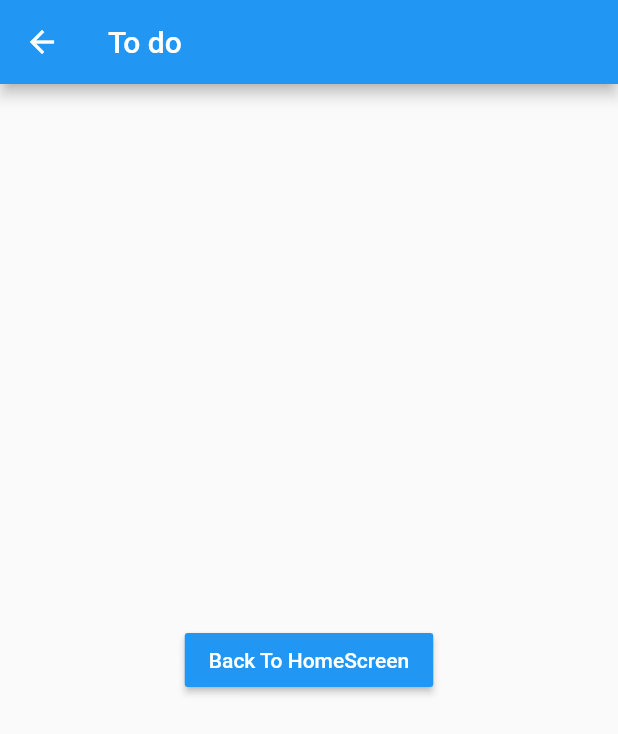
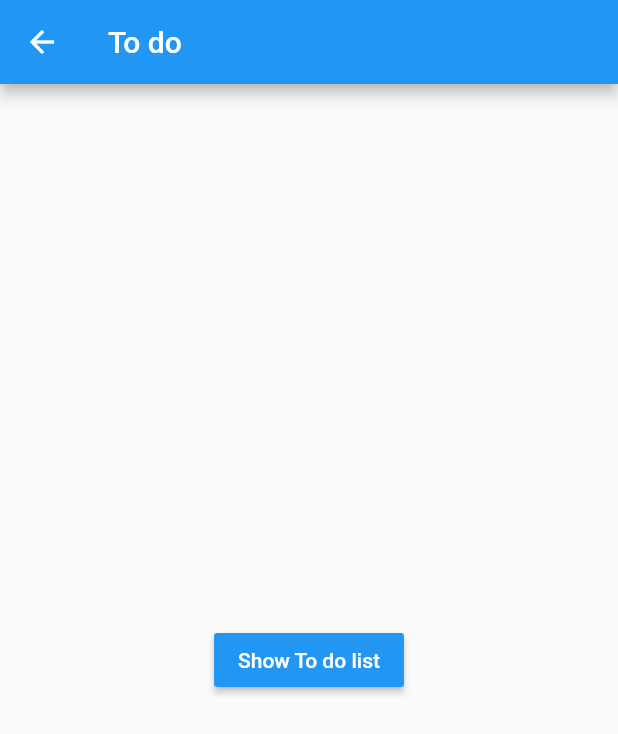
Before and after one commit to sctajc/Property_Returns_pre_flutter, a Flutter app: the screen it shows after launch, in the side drawer, after a tap on "To do", on a phone screen of 412 x 824 dp. Shown: the top 734 px of the screen. Run offline on Flutter 3.47's test engine with Material 2 defaults, Android fonts, the phone set to English and light mode, and no system bars; missing offline and left inert: device_calendar.

Commit message:
Menu working & to do set up

```diff
--- a/lib/UI/to_do.dart
+++ b/lib/UI/to_do.dart
@@ -9,7 +9,7 @@ class ToDo extends StatelessWidget {
       ),
       body: Center(
         child: RaisedButton(
-            child: Text('Back To HomeScreen'),
+            child: Text('Show To do list'),
             color: Theme.of(context).primaryColor,
             textColor: Colors.white,
             onPressed: () => Navigator.pop(context)),
```
